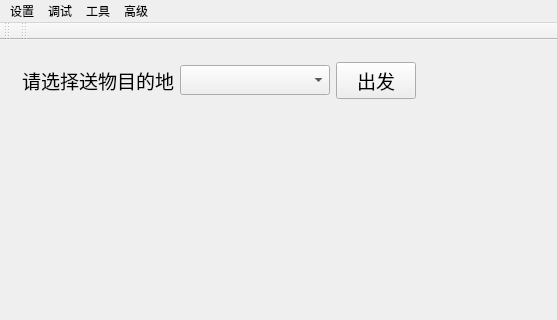
CastielLiu/robotGui, file robot_gui/mainwindow.ui: the form before one commit; both pictures show x 0 to 557 and y 0 to 320 of the 900 by 499 pixel window.
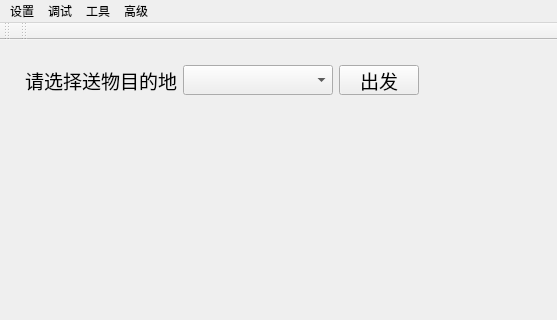
The form after the commit. The open tabs and pages were chosen to show the change. Icons and pictures are not drawn. Custom widgets are drawn as their Qt base class.

```diff
--- a/robot_gui/mainwindow.ui
+++ b/robot_gui/mainwindow.ui
@@ -1212,7 +1212,19 @@
           <item>
            <layout class="QHBoxLayout" name="horizontalLayout_22">
             <item>
-             <layout class="QVBoxLayout" name="verticalLayout_14">
+             <layout class="QVBoxLayout" name="verticalLayout_14" stretch="1,100">
+              <property name="leftMargin">
+               <number>3</number>
+              </property>
+              <property name="topMargin">
+               <number>3</number>
+              </property>
+              <property name="rightMargin">
+               <number>3</number>
+              </property>
+              <property name="bottomMargin">
+               <number>3</number>
+              </property>
               <item>
                <layout class="QHBoxLayout" name="horizontalLayout_21">
                 <item>
@@ -1263,17 +1275,7 @@
                </layout>
               </item>
               <item>
-               <spacer name="verticalSpacer_4">
-                <property name="orientation">
-                 <enum>Qt::Vertical</enum>
-                </property>
-                <property name="sizeHint" stdset="0">
-                 <size>
-                  <width>20</width>
-                  <height>40</height>
-                 </size>
-                </property>
-               </spacer>
+               <widget class="QWidget" name="widget_trannsportPageDisplay" native="true"/>
               </item>
              </layout>
             </item>
```
Left out of the diff: 18 changed lines with no effect on the pictures.
